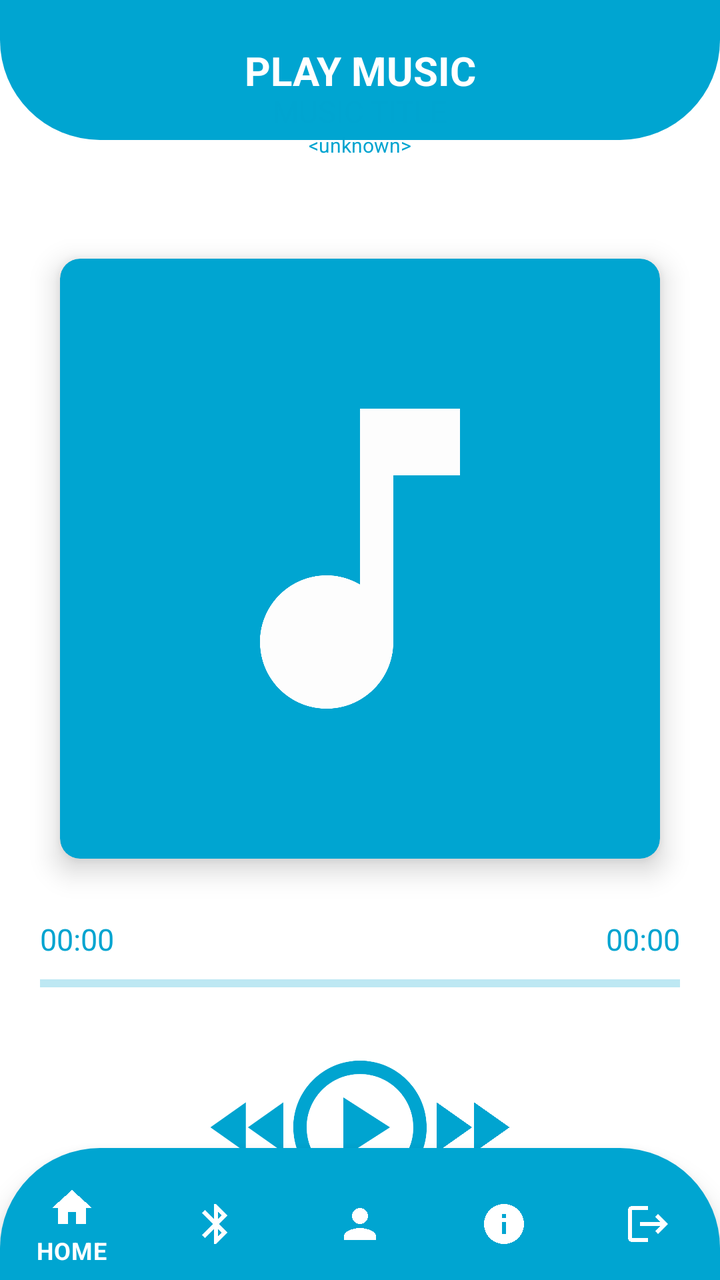
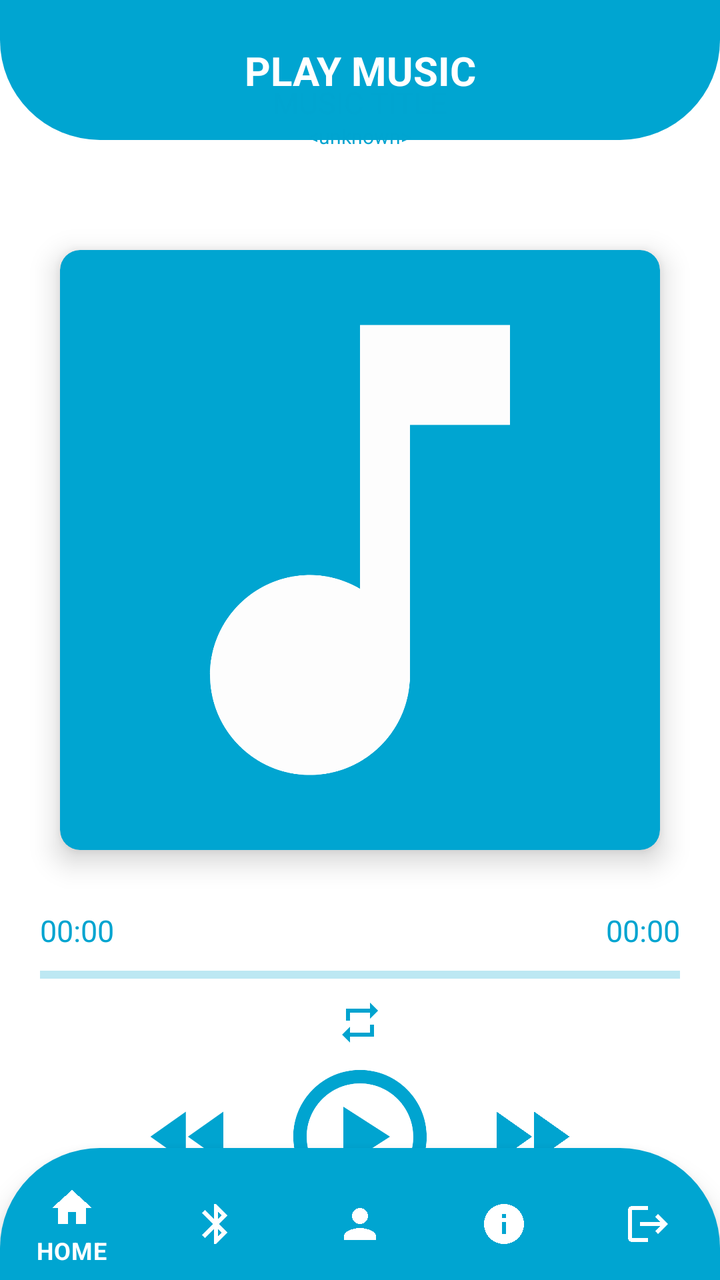

An Android layout rendered at two revisions. The XML below is the earlier revision; the diff shows what the commit changed to produce the second picture.
<!-- AndroidManifest.xml: application theme Theme.SleepWell -->
<!-- res/layout/activity_play_music_dashboard.xml -->
<?xml version="1.0" encoding="utf-8"?>
<androidx.constraintlayout.widget.ConstraintLayout xmlns:android="http://schemas.android.com/apk/res/android"
    xmlns:app="http://schemas.android.com/apk/res-auto"
    xmlns:tools="http://schemas.android.com/tools"
    android:id="@+id/main"
    android:layout_width="match_parent"
    android:layout_height="match_parent"
    tools:context=".PlayMusicDashboard"
    android:background="@color/white">

    <androidx.constraintlayout.widget.ConstraintLayout
        android:id="@+id/header"
        android:layout_width="match_parent"
        android:layout_height="70dp"
        android:background="@drawable/top_background"
        app:layout_constraintEnd_toEndOf="parent"
        app:layout_constraintStart_toStartOf="parent"
        app:layout_constraintTop_toTopOf="parent" >

        <TextView
            android:layout_width="wrap_content"
            android:layout_height="wrap_content"
            android:text="Play Music"
            app:layout_constraintBottom_toBottomOf="parent"
            app:layout_constraintEnd_toEndOf="parent"
            app:layout_constraintStart_toStartOf="parent"
            app:layout_constraintTop_toTopOf="parent"
            android:textColor="@color/white"
            android:textSize="20sp"
            android:textStyle="bold"
            android:textAllCaps="true"/>
    </androidx.constraintlayout.widget.ConstraintLayout>

    <LinearLayout
        android:layout_width="match_parent"
        android:layout_height="wrap_content"
        android:layout_marginTop="5dp"
        android:orientation="vertical"
        app:layout_constraintBottom_toTopOf="@+id/bottom_nav"
        app:layout_constraintEnd_toEndOf="parent"
        app:layout_constraintStart_toStartOf="parent"
        app:layout_constraintTop_toBottomOf="@+id/header">

        <TextView
            android:id="@+id/music_name"
            android:layout_width="match_parent"
            android:layout_height="wrap_content"
            android:layout_marginStart="10dp"
            android:layout_marginEnd="10dp"
            android:gravity="center"
            android:text="MUSIC TITLE"
            android:textColor="#00A4D0"
            android:textSize="15sp" />

        <TextView
            android:id="@+id/singer"
            android:layout_width="match_parent"
            android:layout_height="wrap_content"
            android:layout_marginStart="10dp"
            android:layout_marginEnd="10dp"
            android:gravity="center"
            android:text="@string/unknown"
            android:textColor="#00A4D0"
            android:textSize="10sp" />

        <androidx.cardview.widget.CardView
            android:id="@+id/music"
            android:layout_width="300dp"
            android:layout_height="300dp"
            android:layout_gravity="center"
            android:layout_marginTop="50dp"
            android:backgroundTint="#00A5D1"
            app:cardCornerRadius="10dp"
            app:cardElevation="8dp">

            <LinearLayout
                android:layout_width="match_parent"
                android:layout_height="wrap_content"
                android:layout_gravity="center"
                android:gravity="center"
                android:orientation="vertical"
                tools:ignore="UseCompoundDrawables">

                <ImageView
                    android:layout_width="200dp"
                    android:layout_height="200dp"
                    android:layout_gravity="center"
                    android:src="@drawable/baseline_music_note2_24"
                    tools:ignore="ContentDescription" />


            </LinearLayout>


        </androidx.cardview.widget.CardView>

        <androidx.constraintlayout.widget.ConstraintLayout
            android:layout_width="match_parent"
            android:layout_height="wrap_content"
            android:layout_marginStart="20dp"
            android:layout_marginTop="30dp"
            android:layout_marginEnd="20dp"
            android:gravity="center">

            <TextView
                android:layout_width="wrap_content"
                android:layout_height="wrap_content"
                android:text="00:00"
                android:textColor="#00A4D0"
                android:textSize="15sp"
                app:layout_constraintBottom_toBottomOf="parent"
                app:layout_constraintStart_toStartOf="parent"
                app:layout_constraintTop_toTopOf="parent" />

            <TextView
                android:layout_width="wrap_content"
                android:layout_height="wrap_content"
                android:text="00:00"
                android:textColor="#00A4D0"
                android:textSize="15sp"
                app:layout_constraintBottom_toBottomOf="parent"
                app:layout_constraintEnd_toEndOf="parent"
                app:layout_constraintTop_toTopOf="parent" />


        </androidx.constraintlayout.widget.ConstraintLayout>

        <com.google.android.material.progressindicator.LinearProgressIndicator
            android:layout_width="match_parent"
            android:layout_height="wrap_content"
            android:layout_marginStart="20dp"
            android:layout_marginTop="10dp"
            android:layout_marginEnd="20dp"
            android:progress="20" />

        <androidx.constraintlayout.widget.ConstraintLayout
            android:layout_width="match_parent"
            android:layout_height="wrap_content"
            android:layout_marginStart="20dp"
            android:layout_marginTop="30dp"
            android:layout_marginEnd="20dp"
            android:gravity="center">

            <ImageView
                android:id="@+id/prev"
                android:layout_width="50dp"
                android:layout_height="50dp"
                android:layout_marginStart="80dp"
                android:src="@drawable/baseline_fast_rewind_24"
                app:layout_constraintBottom_toBottomOf="parent"
                app:layout_constraintStart_toStartOf="parent"
                app:layout_constraintTop_toTopOf="parent" />

            <ImageView
                android:id="@+id/play"
                android:layout_width="80dp"
                android:layout_height="80dp"
                android:src="@drawable/outline_play_circle_24"
                app:layout_constraintBottom_toBottomOf="parent"
                app:layout_constraintEnd_toStartOf="@id/next"
                app:layout_constraintStart_toEndOf="@+id/prev"
                app:layout_constraintTop_toTopOf="parent" />

            <ImageView
                android:id="@+id/next"
                android:layout_width="50dp"
                android:layout_height="50dp"
                android:layout_marginEnd="80dp"
                android:src="@drawable/baseline_fast_forward_24"
                app:layout_constraintBottom_toBottomOf="parent"
                app:layout_constraintEnd_toEndOf="parent"
                app:layout_constraintTop_toTopOf="parent" />


        </androidx.constraintlayout.widget.ConstraintLayout>


    </LinearLayout>

    <com.google.android.material.bottomnavigation.BottomNavigationView
        android:id="@+id/bottom_nav"
        android:layout_width="match_parent"
        android:layout_height="wrap_content"
        android:background="@drawable/bottom_background"
        android:paddingTop="10dp"
        app:itemIconTint="@color/white"
        app:itemTextColor="@color/white"
        app:layout_constraintBottom_toBottomOf="parent"
        app:layout_constraintEnd_toEndOf="parent"
        app:layout_constraintStart_toStartOf="parent"
        app:menu="@menu/bottom_nav_menu" />

</androidx.constraintlayout.widget.ConstraintLayout>
<!-- resources referenced by this layout -->
<resources>
  <color name="white">#FFFFFFFF</color>
  <!-- drawable baseline_fast_forward_24 (drawable) -->
  <vector xmlns:android="http://schemas.android.com/apk/res/android" android:height="24dp" android:tint="#00A4D0" android:viewportHeight="24" android:viewportWidth="24" android:width="24dp">
        
      <path android:fillColor="@android:color/white" android:pathData="M4,18l8.5,-6L4,6v12zM13,6v12l8.5,-6L13,6z"/>
      
  </vector>
  <!-- drawable baseline_fast_rewind_24 (drawable) -->
  <vector xmlns:android="http://schemas.android.com/apk/res/android" android:height="24dp" android:tint="#00A4D0" android:viewportHeight="24" android:viewportWidth="24" android:width="24dp">
        
      <path android:fillColor="@android:color/white" android:pathData="M11,18L11,6l-8.5,6 8.5,6zM11.5,12l8.5,6L20,6l-8.5,6z"/>
      
  </vector>
  <!-- drawable baseline_music_note2_24 (drawable) -->
  <vector xmlns:android="http://schemas.android.com/apk/res/android" android:height="24dp" android:tint="#FDFDFD" android:viewportHeight="24" android:viewportWidth="24" android:width="24dp">
        
      <path android:fillColor="@android:color/white" android:pathData="M12,3v10.55c-0.59,-0.34 -1.27,-0.55 -2,-0.55 -2.21,0 -4,1.79 -4,4s1.79,4 4,4 4,-1.79 4,-4V7h4V3h-6z"/>
      
  </vector>
  <!-- drawable bottom_background (drawable) -->
  <?xml version="1.0" encoding="utf-8"?>
  <shape xmlns:android="http://schemas.android.com/apk/res/android"
          android:shape="rectangle">
  
      <solid android:color="#00A5D1"/>
      <corners android:topLeftRadius="50dp"
               android:topRightRadius="50dp"/>
  </shape>
  <!-- drawable outline_play_circle_24 (drawable) -->
  <vector xmlns:android="http://schemas.android.com/apk/res/android" android:height="24dp" android:tint="#00A4D0" android:viewportHeight="24" android:viewportWidth="24" android:width="24dp">
        
      <path android:fillColor="@android:color/white" android:pathData="M12,2C6.48,2 2,6.48 2,12s4.48,10 10,10s10,-4.48 10,-10S17.52,2 12,2zM12,20c-4.41,0 -8,-3.59 -8,-8s3.59,-8 8,-8s8,3.59 8,8S16.41,20 12,20zM9.5,16.5l7,-4.5l-7,-4.5V16.5z"/>
      
  </vector>
  <!-- drawable top_background (drawable) -->
  <?xml version="1.0" encoding="utf-8"?>
  <shape  xmlns:android="http://schemas.android.com/apk/res/android"
      android:shape="rectangle">
  
      <solid android:color="#00A5D1"/>
      <corners android:bottomLeftRadius="50dp"
          android:bottomRightRadius="50dp"/>
  
  </shape>
  <string name="unknown">&lt;unknown&gt;</string>
  <style name="Theme.SleepWell" parent="Base.Theme.SleepWell" />
  <style name="Base.Theme.SleepWell" parent="Theme.MaterialComponents.Light.NoActionBar">
          
          <item name="colorPrimary">#00A5D1</item>
      </style>
</resources>

<!-- the commit's change to res/layout/activity_play_music_dashboard.xml (unified diff, before → after) -->
@@ -75,15 +75,16 @@
 
             <LinearLayout
                 android:layout_width="match_parent"
-                android:layout_height="wrap_content"
+                android:layout_height="match_parent"
                 android:layout_gravity="center"
                 android:gravity="center"
                 android:orientation="vertical"
                 tools:ignore="UseCompoundDrawables">
 
                 <ImageView
-                    android:layout_width="200dp"
-                    android:layout_height="200dp"
+                    android:id="@+id/music_image"
+                    android:layout_width="match_parent"
+                    android:layout_height="match_parent"
                     android:layout_gravity="center"
                     android:src="@drawable/baseline_music_note2_24"
                     tools:ignore="ContentDescription" />
@@ -103,6 +104,7 @@
             android:gravity="center">
 
             <TextView
+                android:id="@+id/duration"
                 android:layout_width="wrap_content"
                 android:layout_height="wrap_content"
                 android:text="00:00"
@@ -113,6 +115,7 @@
                 app:layout_constraintTop_toTopOf="parent" />
 
             <TextView
+                android:id="@+id/total_duration"
                 android:layout_width="wrap_content"
                 android:layout_height="wrap_content"
                 android:text="00:00"
@@ -126,18 +129,26 @@
         </androidx.constraintlayout.widget.ConstraintLayout>
 
         <com.google.android.material.progressindicator.LinearProgressIndicator
+            android:id="@+id/progress_indicator"
             android:layout_width="match_parent"
             android:layout_height="wrap_content"
             android:layout_marginStart="20dp"
             android:layout_marginTop="10dp"
             android:layout_marginEnd="20dp"
-            android:progress="20" />
+            android:progress="0" />
+
+        <ImageView
+            android:id="@+id/music_control"
+            android:layout_width="match_parent"
+            android:layout_height="wrap_content"
+            android:src="@drawable/baseline_repeat_24"
+            android:layout_marginTop="10dp"/>
 
         <androidx.constraintlayout.widget.ConstraintLayout
             android:layout_width="match_parent"
             android:layout_height="wrap_content"
             android:layout_marginStart="20dp"
-            android:layout_marginTop="30dp"
+            android:layout_marginTop="5dp"
             android:layout_marginEnd="20dp"
             android:gravity="center">
 
@@ -145,7 +156,7 @@
                 android:id="@+id/prev"
                 android:layout_width="50dp"
                 android:layout_height="50dp"
-                android:layout_marginStart="80dp"
+                android:layout_marginStart="50dp"
                 android:src="@drawable/baseline_fast_rewind_24"
                 app:layout_constraintBottom_toBottomOf="parent"
                 app:layout_constraintStart_toStartOf="parent"
@@ -159,13 +170,15 @@
                 app:layout_constraintBottom_toBottomOf="parent"
                 app:layout_constraintEnd_toStartOf="@id/next"
                 app:layout_constraintStart_toEndOf="@+id/prev"
-                app:layout_constraintTop_toTopOf="parent" />
+                app:layout_constraintTop_toTopOf="parent"
+                android:layout_marginStart="30dp"
+                android:layout_marginEnd="30dp"/>
 
             <ImageView
                 android:id="@+id/next"
                 android:layout_width="50dp"
                 android:layout_height="50dp"
-                android:layout_marginEnd="80dp"
+                android:layout_marginEnd="50dp"
                 android:src="@drawable/baseline_fast_forward_24"
                 app:layout_constraintBottom_toBottomOf="parent"
                 app:layout_constraintEnd_toEndOf="parent"
<!-- resource entries referenced after the edit -->
@@ -17,6 +17,12 @@
   <vector xmlns:android="http://schemas.android.com/apk/res/android" android:height="24dp" android:tint="#FDFDFD" android:viewportHeight="24" android:viewportWidth="24" android:width="24dp">
         
       <path android:fillColor="@android:color/white" android:pathData="M12,3v10.55c-0.59,-0.34 -1.27,-0.55 -2,-0.55 -2.21,0 -4,1.79 -4,4s1.79,4 4,4 4,-1.79 4,-4V7h4V3h-6z"/>
+      
+  </vector>
+  <!-- drawable baseline_repeat_24 (drawable) -->
+  <vector xmlns:android="http://schemas.android.com/apk/res/android" android:height="24dp" android:tint="#00A3CF" android:viewportHeight="24" android:viewportWidth="24" android:width="24dp">
+        
+      <path android:fillColor="@android:color/white" android:pathData="M7,7h10v3l4,-4 -4,-4v3L5,5v6h2L7,7zM17,17L7,17v-3l-4,4 4,4v-3h12v-6h-2v4z"/>
       
   </vector>
   <!-- drawable bottom_background (drawable) -->
